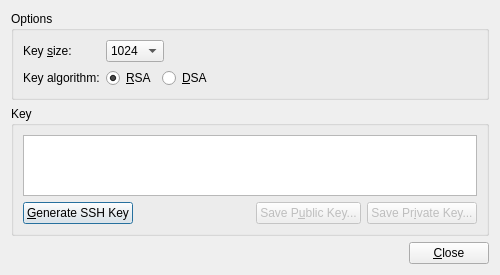
Before: the Qt Designer form src/plugins/remotelinux/sshkeycreationdialog.ui in qt-creator/qt-creator, drawn with Qt 5.
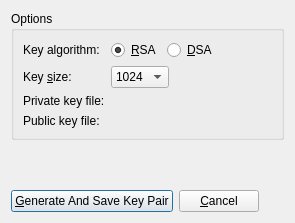
After: the same form once the commit is applied. Custom widgets are drawn as their Qt base class.

Commit message:
Rework SSH key generation dialog.
- Simplify user interaction.
- Clean up implementation.

The edit to the form file:
```diff
--- a/src/plugins/remotelinux/sshkeycreationdialog.ui
+++ b/src/plugins/remotelinux/sshkeycreationdialog.ui
@@ -9,8 +9,8 @@
    <rect>
     <x>0</x>
     <y>0</y>
-    <width>500</width>
-    <height>275</height>
+    <width>295</width>
+    <height>223</height>
    </rect>
   </property>
   <property name="sizePolicy">
@@ -19,78 +19,24 @@
     <verstretch>0</verstretch>
    </sizepolicy>
   </property>
-  <property name="minimumSize">
-   <size>
-    <width>500</width>
-    <height>275</height>
-   </size>
-  </property>
   <property name="windowTitle">
    <string>SSH Key Configuration</string>
   </property>
-  <layout class="QVBoxLayout" name="verticalLayout_2">
+  <layout class="QVBoxLayout" name="verticalLayout">
    <item>
     <widget class="QGroupBox" name="groupBox">
      <property name="title">
       <string>Options</string>
      </property>
-     <layout class="QGridLayout" name="gridLayout">
+     <layout class="QFormLayout" name="formLayout">
       <item row="0" column="0">
-       <widget class="QLabel" name="keySize">
-        <property name="sizePolicy">
-         <sizepolicy hsizetype="Maximum" vsizetype="Preferred">
-          <horstretch>0</horstretch>
-          <verstretch>0</verstretch>
-         </sizepolicy>
-        </property>
-        <property name="text">
-         <string>Key &amp;size:</string>
-        </property>
-        <property name="buddy">
-         <cstring>comboBox</cstring>
-        </property>
-       </widget>
-      </item>
-      <item row="0" column="1">
-       <widget class="QComboBox" name="comboBox">
-        <item>
-         <property name="text">
-          <string notr="true">1024</string>
-         </property>
-        </item>
-        <item>
-         <property name="text">
-          <string notr="true">2048</string>
-         </property>
-        </item>
-        <item>
-         <property name="text">
-          <string notr="true">4096</string>
-         </property>
-        </item>
-       </widget>
-      </item>
-      <item row="0" column="2">
-       <spacer name="horizontalSpacer_4">
-        <property name="orientation">
-         <enum>Qt::Horizontal</enum>
-        </property>
-        <property name="sizeHint" stdset="0">
-         <size>
-          <width>328</width>
-          <height>20</height>
-         </size>
-        </property>
-       </spacer>
-      </item>
-      <item row="1" column="0">
        <widget class="QLabel" name="keyAlgo">
         <property name="text">
          <string>Key algorithm:</string>
         </property>
        </widget>
       </item>
-      <item row="1" column="1" colspan="2">
+      <item row="0" column="1">
        <layout class="QHBoxLayout" name="horizontalLayout_2">
         <item>
          <widget class="QRadioButton" name="rsa">
@@ -136,119 +82,153 @@
         </item>
        </layout>
       </item>
-     </layout>
-    </widget>
-   </item>
-   <item>
-    <widget class="QGroupBox" name="groupBox_2">
-     <property name="title">
-      <string>Key</string>
-     </property>
-     <layout class="QVBoxLayout" name="verticalLayout">
-      <item>
-       <widget class="QPlainTextEdit" name="plainTextEdit">
+      <item row="2" column="0">
+       <widget class="QLabel" name="keySize">
         <property name="sizePolicy">
-         <sizepolicy hsizetype="Expanding" vsizetype="Expanding">
+         <sizepolicy hsizetype="Maximum" vsizetype="Preferred">
           <horstretch>0</horstretch>
           <verstretch>0</verstretch>
          </sizepolicy>
         </property>
-        <property name="minimumSize">
-         <size>
-          <width>0</width>
-          <height>0</height>
-         </size>
+        <property name="text">
+         <string>Key &amp;size:</string>
         </property>
-        <property name="toolTip">
-         <string notr="true"/>
+        <property name="buddy">
+         <cstring>comboBox</cstring>
         </property>
-        <property name="undoRedoEnabled">
-         <bool>false</bool>
+       </widget>
+      </item>
+      <item row="2" column="1">
+       <layout class="QHBoxLayout" name="horizontalLayout_3">
+        <item>
+         <widget class="QComboBox" name="comboBox">
+          <item>
+           <property name="text">
+            <string notr="true">1024</string>
+           </property>
+          </item>
+          <item>
+           <property name="text">
+            <string notr="true">2048</string>
+           </property>
+          </item>
+          <item>
+           <property name="text">
+            <string notr="true">4096</string>
+           </property>
+          </item>
+         </widget>
+        </item>
+        <item>
+         <spacer name="horizontalSpacer_2">
+          <property name="orientation">
+           <enum>Qt::Horizontal</enum>
+          </property>
+          <property name="sizeHint" stdset="0">
+           <size>
+            <width>40</width>
+            <height>20</height>
+           </size>
+          </property>
+         </spacer>
+        </item>
+       </layout>
+      </item>
+      <item row="6" column="0">
+       <widget class="QLabel" name="privateKeyFileLabel">
+        <property name="text">
+         <string>Private key file:</string>
         </property>
-        <property name="plainText">
+       </widget>
+      </item>
+      <item row="8" column="0">
+       <widget class="QLabel" name="label">
+        <property name="text">
+         <string>Public key file:</string>
+        </property>
+       </widget>
+      </item>
+      <item row="6" column="1">
+       <widget class="Utils::PathChooser" name="privateKeyFilePathChooser" native="true"/>
+      </item>
+      <item row="8" column="1">
+       <widget class="QLabel" name="publicKeyFileLabel">
+        <property name="text">
          <string/>
         </property>
-        <property name="textInteractionFlags">
-         <set>Qt::TextSelectableByKeyboard|Qt::TextSelectableByMouse</set>
-        </property>
        </widget>
       </item>
-      <item>
-       <layout class="QHBoxLayout" name="horizontalLayout">
-        <item>
-         <widget class="QPushButton" name="generateButton">
-          <property name="text">
-           <string>&amp;Generate SSH Key</string>
-          </property>
-         </widget>
-        </item>
-        <item>
-         <spacer name="horizontalSpacer">
-          <property name="orientation">
-           <enum>Qt::Horizontal</enum>
-          </property>
-          <property name="sizeHint" stdset="0">
-           <size>
-            <width>40</width>
-            <height>20</height>
-           </size>
-          </property>
-         </spacer>
-        </item>
-        <item>
-         <widget class="QPushButton" name="savePublicKey">
-          <property name="enabled">
-           <bool>false</bool>
-          </property>
-          <property name="text">
-           <string>Save P&amp;ublic Key...</string>
-          </property>
-         </widget>
-        </item>
-        <item>
-         <widget class="QPushButton" name="savePrivateKey">
-          <property name="enabled">
-           <bool>false</bool>
-          </property>
-          <property name="text">
-           <string>Save Pr&amp;ivate Key...</string>
-          </property>
-         </widget>
-        </item>
-       </layout>
-      </item>
      </layout>
     </widget>
    </item>
    <item>
-    <layout class="QHBoxLayout" name="horizontalLayout_3">
+    <spacer name="verticalSpacer">
+     <property name="orientation">
+      <enum>Qt::Vertical</enum>
+     </property>
+     <property name="sizeHint" stdset="0">
+      <size>
+       <width>20</width>
+       <height>40</height>
+      </size>
+     </property>
+    </spacer>
+   </item>
+   <item>
+    <layout class="QHBoxLayout" name="horizontalLayout">
+     <property name="spacing">
+      <number>6</number>
+     </property>
      <item>
-      <spacer name="horizontalSpacer_2">
+      <widget class="QPushButton" name="generateButton">
+       <property name="sizePolicy">
+        <sizepolicy hsizetype="Preferred" vsizetype="Preferred">
+         <horstretch>0</horstretch>
+         <verstretch>0</verstretch>
+        </sizepolicy>
+       </property>
+       <property name="text">
+        <string>&amp;Generate And Save Key Pair</string>
+       </property>
+      </widget>
+     </item>
+     <item>
+      <widget class="QPushButton" name="closeButton">
+       <property name="sizePolicy">
+        <sizepolicy hsizetype="Preferred" vsizetype="Preferred">
+         <horstretch>0</horstretch>
+         <verstretch>0</verstretch>
+        </sizepolicy>
+       </property>
+       <property name="text">
+        <string>&amp;Cancel</string>
+       </property>
+      </widget>
+     </item>
+     <item>
+      <spacer name="horizontalSpacer">
        <property name="orientation">
         <enum>Qt::Horizontal</enum>
        </property>
        <property name="sizeHint" stdset="0">
         <size>
-         <width>40</width>
-         <height>20</height>
+         <width>0</width>
+         <height>0</height>
         </size>
        </property>
       </spacer>
      </item>
-     <item>
-      <widget class="QPushButton" name="closeButton">
-       <property name="text">
-        <string>&amp;Close</string>
-       </property>
-      </widget>
-     </item>
     </layout>
    </item>
   </layout>
  </widget>
- <tabstops>
-  <tabstop>closeButton</tabstop>
- </tabstops>
+ <customwidgets>
+  <customwidget>
+   <class>Utils::PathChooser</class>
+   <extends>QWidget</extends>
+   <header location="global">utils/pathchooser.h</header>
+  </customwidget>
+ </customwidgets>
  <resources/>
  <connections>
   <connection>
```
Left out of the diff: 4 changed lines with no effect on the pictures. The commit also changes 2 other files.
